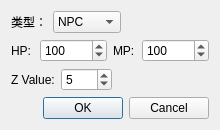
Before: the Qt Designer form charactersettingdialog.ui in qwertylevel3/WorldCreator, drawn with Qt 5.
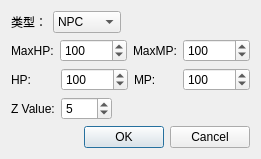
After: the same form once the commit is applied.

```diff
--- a/charactersettingdialog.ui
+++ b/charactersettingdialog.ui
@@ -6,8 +6,8 @@
    <rect>
     <x>0</x>
     <y>0</y>
-    <width>220</width>
-    <height>125</height>
+    <width>250</width>
+    <height>153</height>
    </rect>
   </property>
   <property name="windowTitle">
@@ -52,6 +52,44 @@
      </item>
     </layout>
    </item>
+   <item>
+    <layout class="QHBoxLayout" name="horizontalLayout_4">
+     <item>
+      <widget class="QLabel" name="HPMaxLabel">
+       <property name="text">
+        <string>MaxHP:</string>
+       </property>
+      </widget>
+     </item>
+     <item>
+      <widget class="QSpinBox" name="MaxHPSpinBox">
+       <property name="maximum">
+        <number>9999999</number>
+       </property>
+       <property name="value">
+        <number>100</number>
+       </property>
+      </widget>
+     </item>
+     <item>
+      <widget class="QLabel" name="MPMaxLabel">
+       <property name="text">
+        <string>MaxMP:</string>
+       </property>
+      </widget>
+     </item>
+     <item>
+      <widget class="QSpinBox" name="MaxMPSpinBox">
+       <property name="maximum">
+        <number>9999999</number>
+       </property>
+       <property name="value">
+        <number>100</number>
+       </property>
+      </widget>
+     </item>
+    </layout>
+   </item>
    <item>
     <layout class="QHBoxLayout" name="horizontalLayout_2">
      <item>
```
